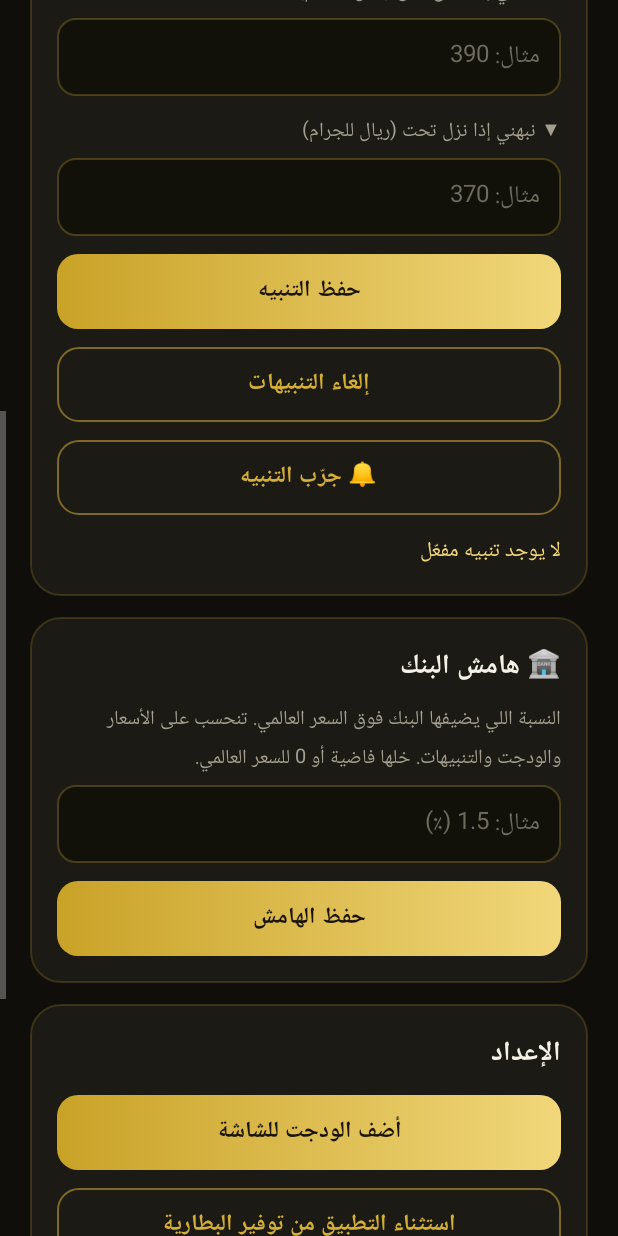
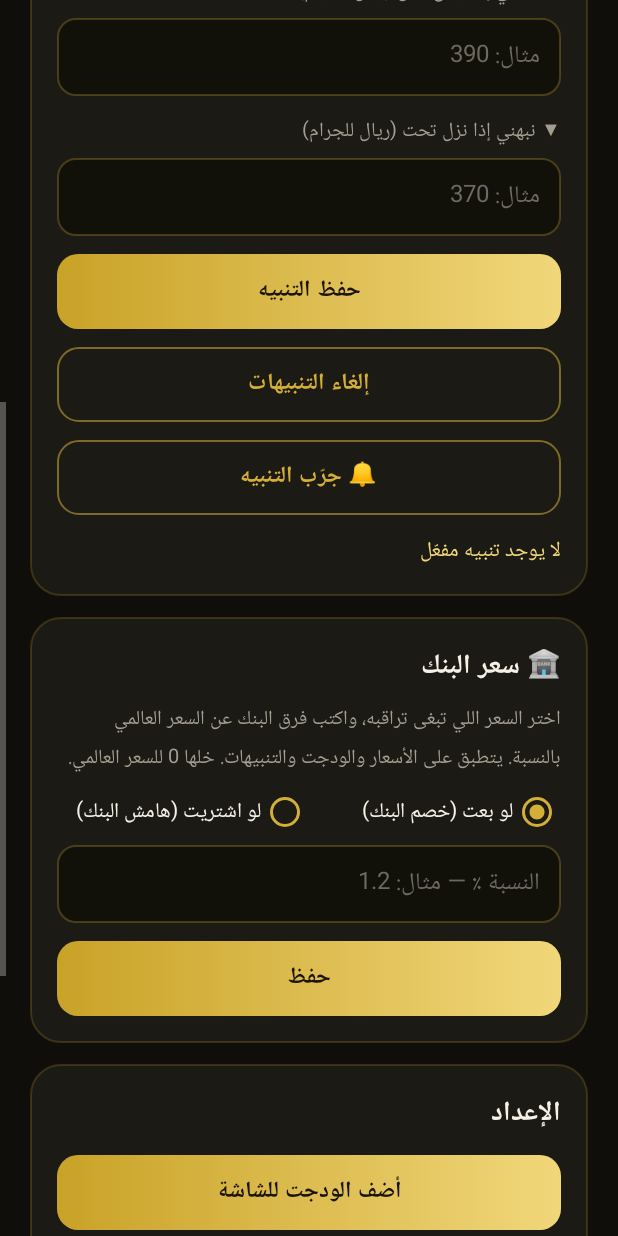
Before and after one commit to mes9119-eng/GoldWatch, an Android app: the screen it shows after launch (MainActivity), scrolled down 576 dp, on a phone screen of 412 x 824 dp. Run offline under Robolectric (Android 15) with nearby library versions, the phone set to English and light mode, and no system bars; network calls fail.

Commit message:
Bank price mode: watch sell (buy-back) or buy price
Co-Authored-By: Claude Opus 5.5 <noreply@anthropic.com>
Claude-Session: https://claude.ai/code/session_01VvDq1iPatw8uKn3fJnXfdz

```diff
--- a/app/build.gradle
+++ b/app/build.gradle
@@ -7,8 +7,8 @@ android {
         applicationId 'com.assiss.goldwatch'
         minSdk 26
         targetSdk 34
-        versionCode 6
-        versionName '1.5'
+        versionCode 7
+        versionName '1.6'
     }
     signingConfigs {
         fixed {
--- a/app/src/main/java/com/assiss/goldwatch/MainActivity.java
+++ b/app/src/main/java/com/assiss/goldwatch/MainActivity.java
@@ -95,14 +95,16 @@ public class MainActivity extends Activity {
                     "هذا شكل وصوت تنبيه مراقب الذهب. سعر عيار " + curK + " الآن " + price);
         });
         final EditText marginIn = findViewById(R.id.margin);
+        final RadioGroup modeGroup = findViewById(R.id.marginMode);
         if (Store.margin(this) > 0) marginIn.setText(Updater.fmt(Store.margin(this)));
+        modeGroup.check(Store.sellMode(this) ? R.id.modeSell : R.id.modeBuy);
         findViewById(R.id.saveMargin).setOnClickListener(v -> {
             double m = parse(marginIn.getText().toString());
             if (m < 0 || m > 20) {
                 toast("اكتب نسبة بين 0 و 20");
                 return;
             }
-            Store.setMargin(this, m);
+            Store.setMargin(this, m, modeGroup.getCheckedRadioButtonId() != R.id.modeBuy);
             render();
             GoldWidget.updateAll(this);
             toast(m > 0 ? "تم حفظ الهامش ✔" : "رجعنا للسعر العالمي");
@@ -173,7 +175,9 @@ public class MainActivity extends Activity {
         }
         String t = new SimpleDateFormat("HH:mm", Locale.US).format(new Date(Store.time(this)));
         double m = Store.margin(this);
-        String marginTxt = m > 0 ? "  •  شامل هامش البنك " + Updater.fmt(m) + "%" : "  •  السعر العالمي";
+        String marginTxt = m <= 0 ? "  •  السعر العالمي"
+                : (Store.sellMode(this) ? "  •  سعر البيع للبنك (خصم " : "  •  سعر الشراء من البنك (هامش ")
+                + Updater.fmt(m) + "%)";
         time.setText("الأونصة " + String.format(Locale.US, "%.2f", oz) + "$  •  آخر تحديث " + t + marginTxt);
     }
 
--- a/app/src/main/java/com/assiss/goldwatch/Store.java
+++ b/app/src/main/java/com/assiss/goldwatch/Store.java
@@ -44,15 +44,19 @@ final class Store {
 
     // ---- bank margin (% added on top of world spot price) ----
     static double margin(Context c) { return d(c, "margin"); }
-    static void setMargin(Context c, double m) {
+    /** true = watch the bank's SELL (buy-back) price, false = its BUY price. */
+    static boolean sellMode(Context c) { return p(c).getBoolean("sellMode", true); }
+    static void setMargin(Context c, double m, boolean sell) {
         SharedPreferences.Editor e = p(c).edit();
         putD(e, "margin", m);
+        e.putBoolean("sellMode", sell);
         e.commit();
     }
 
     /** Gram price in SAR for a karat, including the user's bank margin. */
     static double gram(Context c, double oz, int karat) {
-        return PriceFetcher.gramSar(oz, karat) * (1 + margin(c) / 100.0);
+        double m = margin(c) / 100.0;
+        return PriceFetcher.gramSar(oz, karat) * (sellMode(c) ? 1 - m : 1 + m);
     }
 
     // ---- alerts ----
--- a/app/src/main/res/layout/activity_main.xml
+++ b/app/src/main/res/layout/activity_main.xml
@@ -144,12 +144,22 @@
         <!-- bank margin -->
         <LinearLayout style="@style/Card">
             <TextView android:layout_width="wrap_content" android:layout_height="wrap_content"
-                android:text="🏦 هامش البنك" android:textColor="@color/text"
+                android:text="🏦 سعر البنك" android:textColor="@color/text"
                 android:textSize="18sp" android:textStyle="bold" />
             <TextView style="@style/Label" android:layout_marginTop="8dp" android:lineSpacingExtra="3dp"
-                android:text="النسبة اللي يضيفها البنك فوق السعر العالمي. تنحسب على الأسعار والودجت والتنبيهات. خلها فاضية أو 0 للسعر العالمي." />
-            <EditText android:id="@+id/margin" style="@style/Input" android:hint="مثال: 1.5 (٪)" />
-            <Button android:id="@+id/saveMargin" style="@style/GoldBtn" android:text="حفظ الهامش" />
+                android:text="اختر السعر اللي تبغى تراقبه، واكتب فرق البنك عن السعر العالمي بالنسبة. يتطبق على الأسعار والودجت والتنبيهات. خلها 0 للسعر العالمي." />
+            <RadioGroup android:id="@+id/marginMode"
+                android:layout_width="match_parent" android:layout_height="wrap_content"
+                android:layout_marginTop="8dp" android:orientation="horizontal">
+                <RadioButton android:id="@+id/modeSell" android:layout_width="0dp" android:layout_weight="1"
+                    android:layout_height="wrap_content" android:text="لو بعت (خصم البنك)"
+                    android:textColor="@color/text" android:buttonTint="@color/gold" />
+                <RadioButton android:id="@+id/modeBuy" android:layout_width="0dp" android:layout_weight="1"
+                    android:layout_height="wrap_content" android:text="لو اشتريت (هامش البنك)"
+                    android:textColor="@color/text" android:buttonTint="@color/gold" />
+            </RadioGroup>
+            <EditText android:id="@+id/margin" style="@style/Input" android:hint="النسبة ٪ — مثال: 1.2" />
+            <Button android:id="@+id/saveMargin" style="@style/GoldBtn" android:text="حفظ" />
         </LinearLayout>
 
         <!-- setup -->
```
